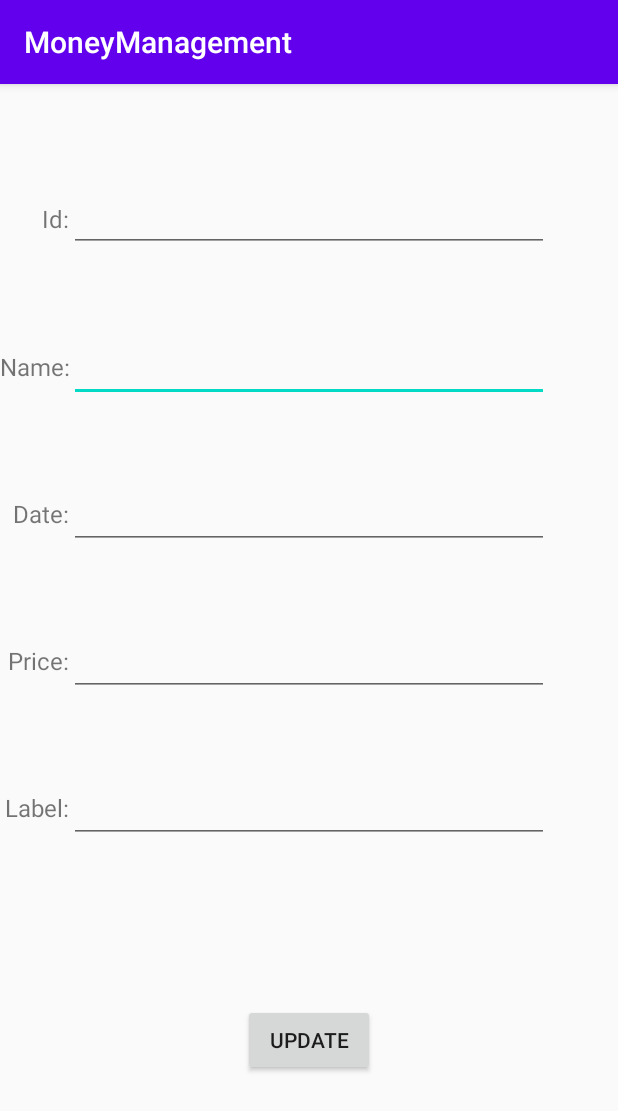
After one commit to yossefkatri/MoneyManagment, an Android app: the updatePayment screen opened directly, with no data from a screen before it, on a phone screen of 412 x 824 dp. The commit adds this screen. Shown: the top 1111 px of the screen. Run offline under Robolectric (Android 15) with nearby library versions, the phone set to English and light mode, and no system bars.

Commit message:
finished design updatePayment activity.

```diff
--- a/app/src/main/AndroidManifest.xml
+++ b/app/src/main/AndroidManifest.xml
@@ -9,6 +9,9 @@
         android:roundIcon="@mipmap/ic_launcher_round"
         android:supportsRtl="true"
         android:theme="@style/AppTheme">
+        <activity
+            android:name=".UI.activities.updatePayment"
+            android:exported="false" />
         <activity
             android:name=".UI.activities.addPayment"
             android:exported="false" />
--- a/app/src/main/java/com/example/myapplication/BE/Payment.java
+++ b/app/src/main/java/com/example/myapplication/BE/Payment.java
@@ -5,6 +5,7 @@ import java.util.Date;
 import java.util.List;
 
 public class Payment {
+    long id;
     String name;
     Date date;
     final List<Label> labels;
@@ -49,4 +50,12 @@ public class Payment {
     public void setPrice(double price) {
         this.price = price;
     }
+
+    public long getId() {
+        return id;
+    }
+
+    public void setId(long id) {
+        this.id = id;
+    }
 }
--- a/app/src/main/java/com/example/myapplication/UI/MainActivity.java
+++ b/app/src/main/java/com/example/myapplication/UI/MainActivity.java
@@ -11,6 +11,7 @@ import androidx.appcompat.app.AppCompatActivity;
 
 import com.example.myapplication.R;
 import com.example.myapplication.UI.activities.addPayment;
+import com.example.myapplication.UI.activities.updatePayment;
 
 public class MainActivity extends AppCompatActivity implements View.OnClickListener {
 
@@ -20,8 +21,14 @@ public class MainActivity extends AppCompatActivity implements View.OnClickListe
         setContentView(R.layout.activity_main);
         Button addExpense = findViewById(R.id.add_expense);
         Button addIncome = findViewById(R.id.add_income);
+        Button updateIncome = findViewById(R.id.update_income);
+        Button updateExpense = findViewById(R.id.update_expense);
+
         addExpense.setOnClickListener(this);
         addIncome.setOnClickListener(this);
+        updateIncome.setOnClickListener(this);
+        updateExpense.setOnClickListener(this);
+
     }
 
     @Override
@@ -30,6 +37,9 @@ public class MainActivity extends AppCompatActivity implements View.OnClickListe
             Intent addActivity = new Intent(this, addPayment.class);
             addActivity.putExtra(ADD_BUTTON_TYPE_KEY, view.getId() == R.id.add_expense);
             startActivity(addActivity);
+        } else if (view.getId() == R.id.update_expense || view.getId() == R.id.update_income) {
+            Intent addActivity = new Intent(this, updatePayment.class);
+            startActivity(addActivity);
         }
     }
 }
--- a/app/src/main/java/com/example/myapplication/UI/activities/addPayment.java
+++ b/app/src/main/java/com/example/myapplication/UI/activities/addPayment.java
@@ -24,10 +24,12 @@ import java.text.ParseException;
 import java.text.SimpleDateFormat;
 import java.util.Calendar;
 import java.util.Date;
+import java.util.Locale;
 
 public class addPayment extends AppCompatActivity implements View.OnClickListener {
 
     public static final String PATTERN = "dd/MM/yyyy";
+    private static long id = 0;
     DatePickerDialog datePickerDialog;
 
     @Override
@@ -121,6 +123,7 @@ public class addPayment extends AppCompatActivity implements View.OnClickListene
             return;
         }
         payment.setDate(paymentDate);
+        payment.setId(id++);
         Log.d(this.getClass().toString(), payment.toString());
         Toast.makeText(this, "Payment has successfully been created", Toast.LENGTH_LONG).show();
     }
--- /dev/null
+++ b/app/src/main/java/com/example/myapplication/UI/activities/updatePayment.java
@@ -0,0 +1,16 @@
+package com.example.myapplication.UI.activities;
+
+import androidx.appcompat.app.AppCompatActivity;
+
+import android.os.Bundle;
+
+import com.example.myapplication.R;
+
+public class updatePayment extends AppCompatActivity {
+
+    @Override
+    protected void onCreate(Bundle savedInstanceState) {
+        super.onCreate(savedInstanceState);
+        setContentView(R.layout.activity_update_payment);
+    }
+}
--- /dev/null
+++ b/app/src/main/res/layout/activity_update_payment.xml
@@ -0,0 +1,129 @@
+<?xml version="1.0" encoding="utf-8"?>
+<androidx.constraintlayout.widget.ConstraintLayout xmlns:android="http://schemas.android.com/apk/res/android"
+    xmlns:app="http://schemas.android.com/apk/res-auto"
+    xmlns:tools="http://schemas.android.com/tools"
+    android:layout_width="match_parent"
+    android:layout_height="match_parent"
+    tools:context=".UI.activities.updatePayment">
+
+    <TextView
+        android:id="@+id/labelTag"
+        android:layout_width="wrap_content"
+        android:layout_height="wrap_content"
+        android:text="@string/label_tag"
+        android:textSize="16sp"
+        app:layout_constraintBottom_toBottomOf="@+id/label"
+        app:layout_constraintEnd_toStartOf="@+id/label"
+        app:layout_constraintTop_toTopOf="@+id/label" />
+
+    <TextView
+        android:id="@+id/priceTag"
+        android:layout_width="wrap_content"
+        android:layout_height="wrap_content"
+        android:text="@string/price_tag"
+        android:textSize="16sp"
+        app:layout_constraintBottom_toBottomOf="@+id/price"
+        app:layout_constraintEnd_toStartOf="@+id/price"
+        app:layout_constraintTop_toTopOf="@+id/price" />
+
+    <TextView
+        android:id="@+id/dateTag"
+        android:layout_width="wrap_content"
+        android:layout_height="wrap_content"
+        android:text="@string/date_tag"
+        android:textSize="16sp"
+        app:layout_constraintBottom_toBottomOf="@+id/date"
+        app:layout_constraintEnd_toStartOf="@+id/date"
+        app:layout_constraintTop_toTopOf="@+id/date" />
+
+
+    <TextView
+        android:id="@+id/idTag"
+        android:layout_width="wrap_content"
+        android:layout_height="wrap_content"
+        android:text="@string/id_tag"
+        android:textSize="16sp"
+        app:layout_constraintBottom_toBottomOf="@+id/editTextNumber"
+        app:layout_constraintEnd_toStartOf="@+id/editTextNumber"
+        app:layout_constraintTop_toTopOf="@+id/editTextNumber" />
+
+
+    <TextView
+        android:id="@+id/nameTag"
+        android:layout_width="wrap_content"
+        android:layout_height="wrap_content"
+        android:text="@string/name_tag"
+        android:textSize="16sp"
+        app:layout_constraintBottom_toBottomOf="@+id/name"
+        app:layout_constraintEnd_toStartOf="@+id/name"
+        app:layout_constraintTop_toTopOf="@+id/name" />
+
+    <Button
+        android:id="@+id/add"
+        android:layout_width="wrap_content"
+        android:layout_height="wrap_content"
+        android:text="@string/update_name"
+        app:layout_constraintBottom_toBottomOf="parent"
+        app:layout_constraintEnd_toEndOf="parent"
+        app:layout_constraintStart_toStartOf="parent"
+        app:layout_constraintTop_toBottomOf="@+id/label" />
+
+    <EditText
+        android:id="@+id/name"
+        android:layout_width="wrap_content"
+        android:layout_height="wrap_content"
+        android:layout_marginBottom="50dp"
+        android:ems="15"
+        android:inputType="text"
+        android:minHeight="48dp"
+        app:layout_constraintBottom_toTopOf="@+id/date"
+        app:layout_constraintEnd_toEndOf="parent"
+        app:layout_constraintStart_toStartOf="parent" />
+
+    <EditText
+        android:id="@+id/price"
+        android:layout_width="wrap_content"
+        android:layout_height="wrap_content"
+        android:ems="15"
+        android:inputType="number"
+        android:minHeight="48dp"
+        app:layout_constraintBottom_toBottomOf="parent"
+        app:layout_constraintEnd_toEndOf="parent"
+        app:layout_constraintStart_toStartOf="parent"
+        app:layout_constraintTop_toTopOf="parent" />
+
+    <EditText
+        android:id="@+id/date"
+        android:layout_width="wrap_content"
+        android:layout_height="wrap_content"
+        android:layout_marginBottom="50dp"
+        android:ems="15"
+        android:inputType="date"
+        android:minHeight="48dp"
+        app:layout_constraintBottom_toTopOf="@+id/price"
+        app:layout_constraintEnd_toEndOf="parent"
+        app:layout_constraintStart_toStartOf="parent" />
+
+    <EditText
+        android:id="@+id/label"
+        android:layout_width="wrap_content"
+        android:layout_height="wrap_content"
+        android:layout_marginTop="50dp"
+        android:ems="15"
+        android:inputType="text"
+        android:minHeight="48dp"
+        app:layout_constraintEnd_toEndOf="parent"
+        app:layout_constraintStart_toStartOf="parent"
+        app:layout_constraintTop_toBottomOf="@+id/price" />
+
+    <EditText
+        android:id="@+id/editTextNumber"
+        android:layout_width="wrap_content"
+        android:layout_height="wrap_content"
+        android:layout_marginBottom="52dp"
+        android:ems="15"
+        android:inputType="number"
+        app:layout_constraintBottom_toTopOf="@+id/name"
+        app:layout_constraintEnd_toEndOf="parent"
+        app:layout_constraintStart_toStartOf="parent" />
+</androidx.constraintlayout.widget.ConstraintLayout>
--- /dev/null
+++ b/app/src/main/res/values/updateActivityConsts.xml
@@ -0,0 +1,9 @@
+<?xml version="1.0" encoding="utf-8"?>
+<resources>
+    <string name="update_name">update</string>
+    <string name="id_tag">Id:</string>
+    <string name="name_tag">Name:</string>
+    <string name="date_tag">Date:</string>
+    <string name="price_tag">Price:</string>
+    <string name="label_tag">Label:</string>
+</resources>
```
